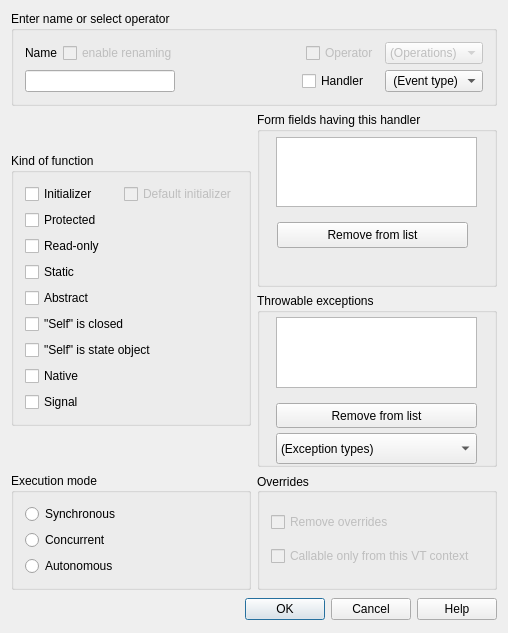
Old version of the form lavape/src/LavaPE_UI/idd_funcbox.ui in the repository berkus/lavape.
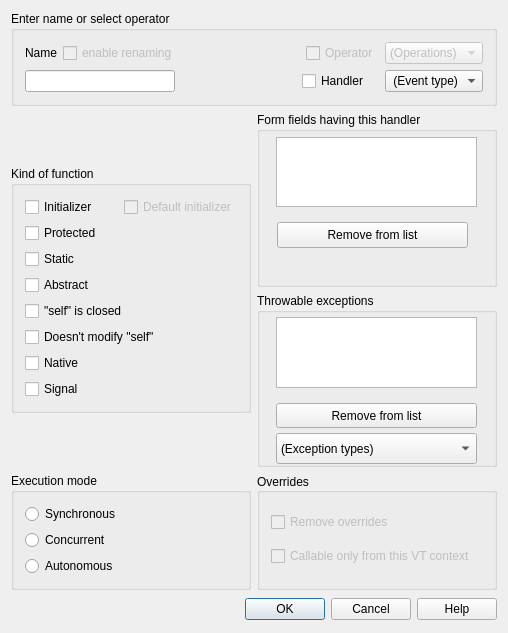
New version of the form.

What changed in the file:
```diff
--- a/lavape/src/LavaPE_UI/idd_funcbox.ui
+++ b/lavape/src/LavaPE_UI/idd_funcbox.ui
@@ -269,22 +269,6 @@
             </property>
            </widget>
           </item>
-          <item>
-           <widget class="QCheckBox" name="ConstFunc" >
-            <property name="sizePolicy" >
-             <sizepolicy vsizetype="Fixed" hsizetype="Fixed" >
-              <horstretch>0</horstretch>
-              <verstretch>0</verstretch>
-             </sizepolicy>
-            </property>
-            <property name="focusPolicy" >
-             <enum>Qt::StrongFocus</enum>
-            </property>
-            <property name="text" >
-             <string>Read-only</string>
-            </property>
-           </widget>
-          </item>
           <item>
            <widget class="QCheckBox" name="StaticFunc" >
             <property name="sizePolicy" >
@@ -323,12 +307,12 @@
              <string>The "self" object of this function may be unfinished, i.e., not yet fully initialized and therefore "closed": its members cannot yet be used</string>
             </property>
             <property name="text" >
-             <string>"Self" is closed</string>
+             <string>"self" is closed</string>
             </property>
            </widget>
           </item>
           <item>
-           <widget class="QCheckBox" name="StateObject" >
+           <widget class="QCheckBox" name="ConstFunc" >
             <property name="toolTip" >
              <string>"Self" is a variable state object</string>
             </property>
@@ -336,7 +320,7 @@
              <string>"Self" is a variable state object</string>
             </property>
             <property name="text" >
-             <string>"Self" is state object</string>
+             <string>Doesn't modify "self"</string>
             </property>
            </widget>
           </item>
```
Left out of the diff: 8 changed lines with no effect on the pictures.
